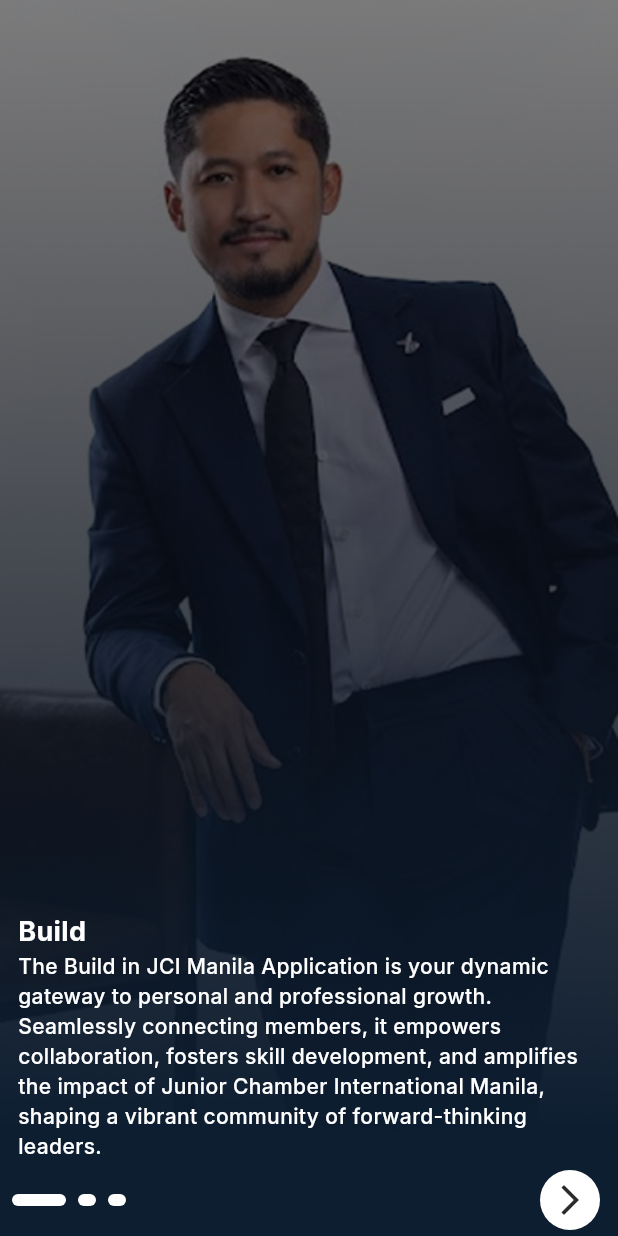
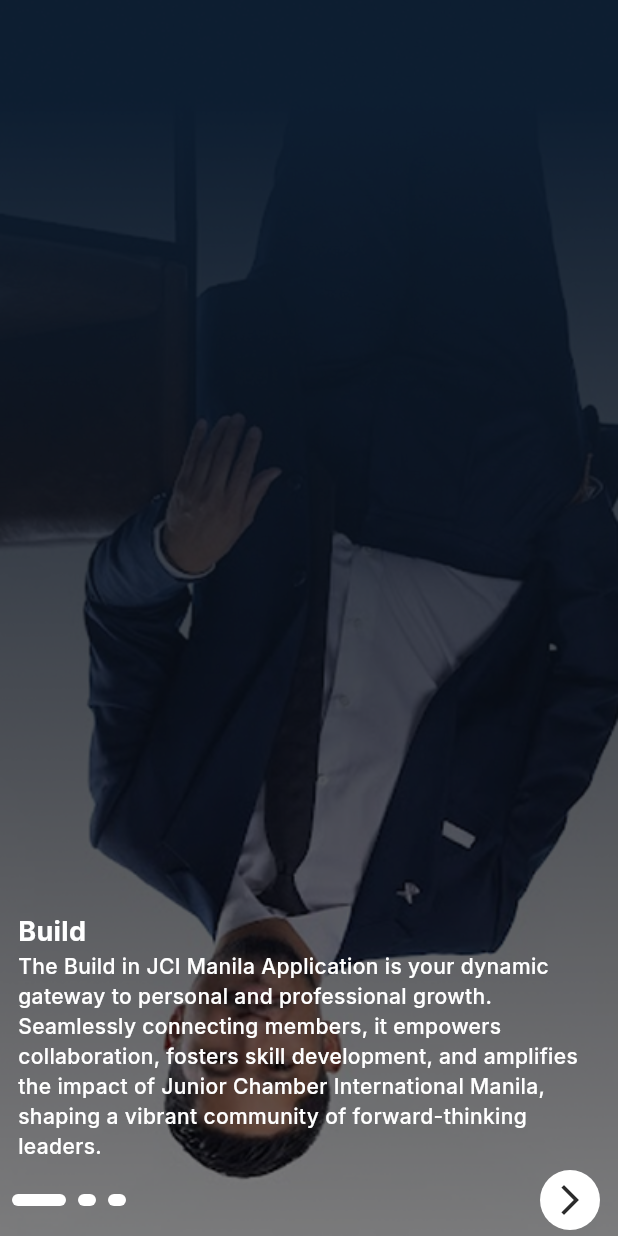
Before and after one commit to Ssbsy/jci_manila_v2_8box, a Flutter app: the screen it shows after launch, on a phone screen of 412 x 824 dp. Run offline on Flutter 3.47's test engine with Material 3 defaults, Android fonts, the phone set to English and light mode, and no system bars; drawn by our look-alikes of smooth_page_indicator; our stand-ins replace font_awesome_flutter, gap, get, pin_code_fields, table_calendar.

Commit message:
Update widget_image_container.dart

```diff
--- a/lib/app/widgets/widget_image_container.dart
+++ b/lib/app/widgets/widget_image_container.dart
@@ -1,6 +1,6 @@
 import 'dart:math' as math;
+
 import 'package:flutter/material.dart';
-import 'package:jci_manila_v2/app/theme/app_colors.dart';
 
 class WidgetImageContainer extends StatelessWidget {
   final String imageAsset;
@@ -23,7 +23,10 @@
       child: Stack(
         fit: StackFit.expand,
         children: [
-          Image.asset(
+          Transform(
+            alignment: Alignment.center,
+            transform: Matrix4.rotationX(math.pi),
+            child: Image.asset(
               imageAsset,
               fit: BoxFit.cover,
               width: double.infinity,
@@ -31,6 +34,7 @@
               color: Colors.black.withOpacity(alpha),
               colorBlendMode: BlendMode.darken,
             ),
+          ),
           if (child != null) child!,
         ],
       ),
```
Lines whose indentation alone changed are shown as unchanged.
